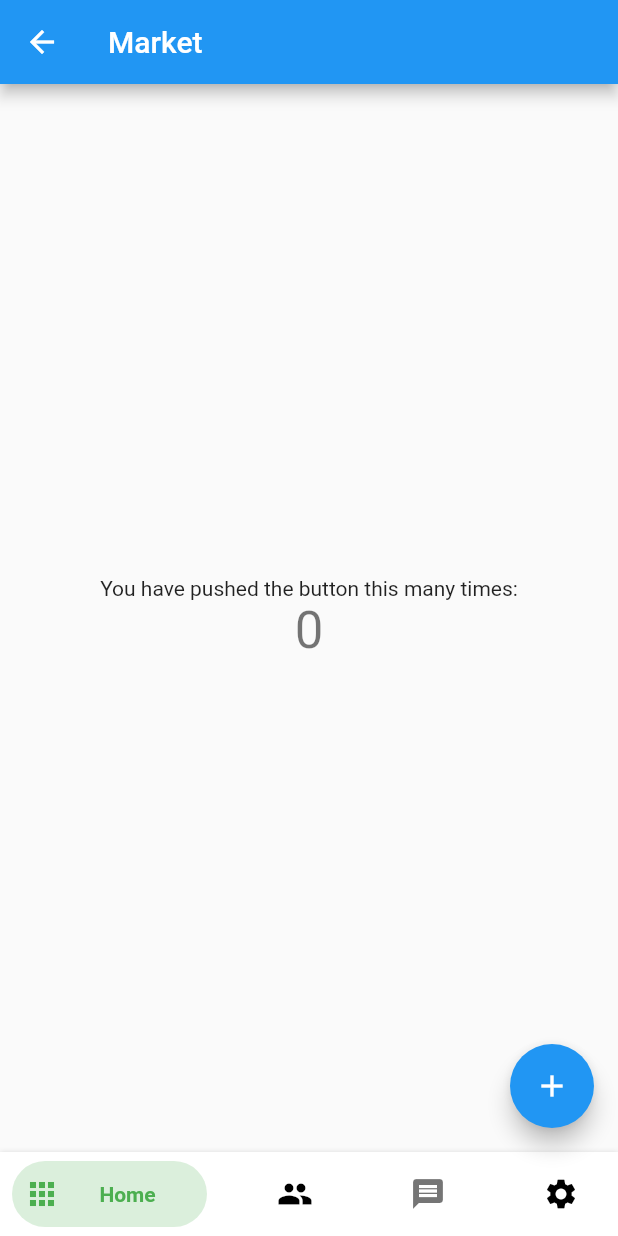
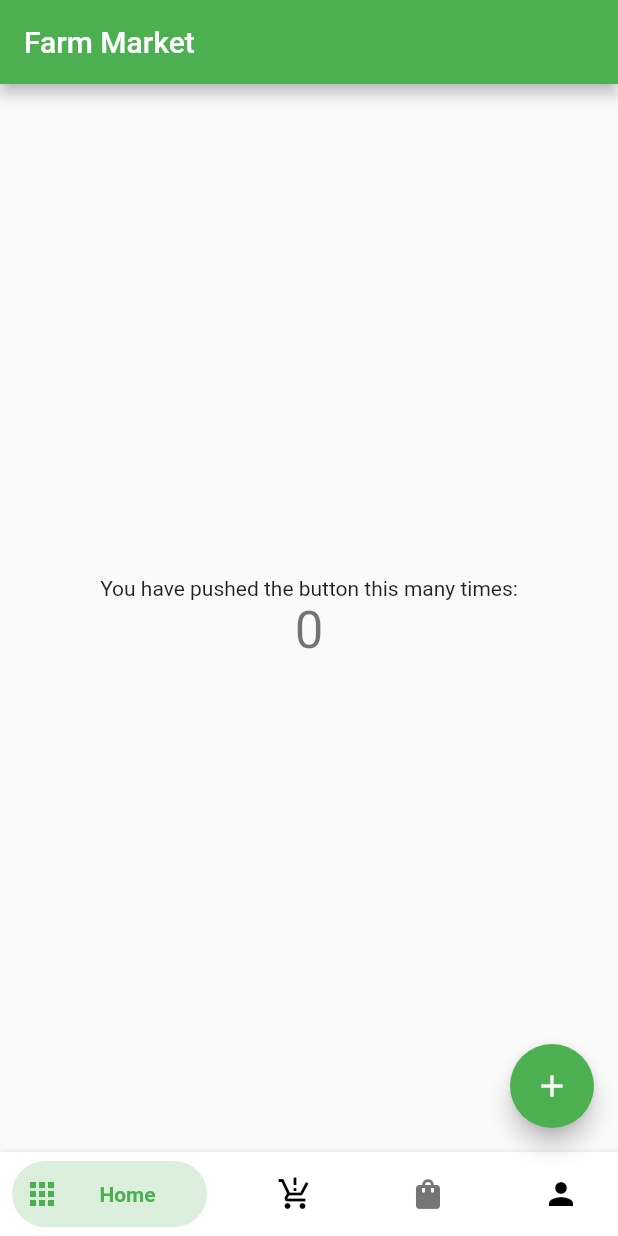
Before and after one commit to Ndabezinhle21/hackathon_entry, a Flutter app: the MyHomePage screen opened directly, on a phone screen of 412 x 824 dp. Run offline on Flutter 3.47's test engine with Material 2 defaults, Android fonts, the phone set to English and light mode, and no system bars; drawn by our look-alikes of bottom_navy_bar; our stand-ins replace flutter_spinkit, page_transition.

Commit message:
few changes

```diff
--- a/lib/main.dart
+++ b/lib/main.dart
@@ -7,9 +7,12 @@ void main() => runApp(MyApp());
 class MyApp extends StatelessWidget {
   @override
   Widget build(BuildContext context) {
-    return const MaterialApp(
-      title: 'Flutter Demo',
-      home: SplashPage(),
+    return MaterialApp(
+      theme: ThemeData(
+        primarySwatch: Colors.green,
+      ),
+      title: 'Market App',
+      home: MyHomePage(),
     );
   }
 }
@@ -32,7 +35,7 @@ class _MyHomePageState extends State<MyHomePage> {
   @override
   Widget build(BuildContext context) {
     return Scaffold(
-      appBar: AppBar(title: Text("Market")),
+      appBar: AppBar(title: const Text("Farm Market")),
       body: Center(
         child: Column(
           mainAxisAlignment: MainAxisAlignment.center,
@@ -64,22 +67,22 @@ class _MyHomePageState extends State<MyHomePage> {
             textAlign: TextAlign.center,
           ),
           BottomNavyBarItem(
-            icon: Icon(Icons.people),
-            title: Text('Users'),
+            icon: Icon(Icons.production_quantity_limits),
+            title: Text('Products'),
             activeColor: Colors.black,
             textAlign: TextAlign.center,
           ),
           BottomNavyBarItem(
-            icon: Icon(Icons.message),
+            icon: Icon(Icons.shopping_bag),
             title: Text(
-              'Messages test for mes teset test test ',
+              'CheckOut  ',
             ),
             activeColor: Colors.black54,
             textAlign: TextAlign.center,
           ),
           BottomNavyBarItem(
-            icon: Icon(Icons.settings),
-            title: Text('Settings'),
+            icon: Icon(Icons.person),
+            title: Text('Account'),
             activeColor: Colors.black,
             textAlign: TextAlign.center,
           ),
```
